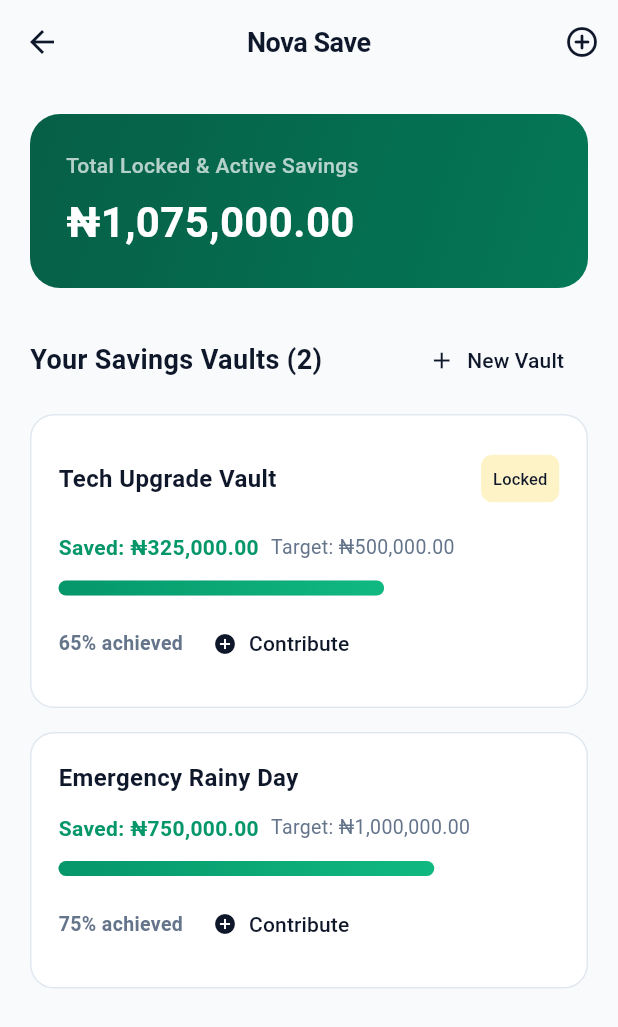
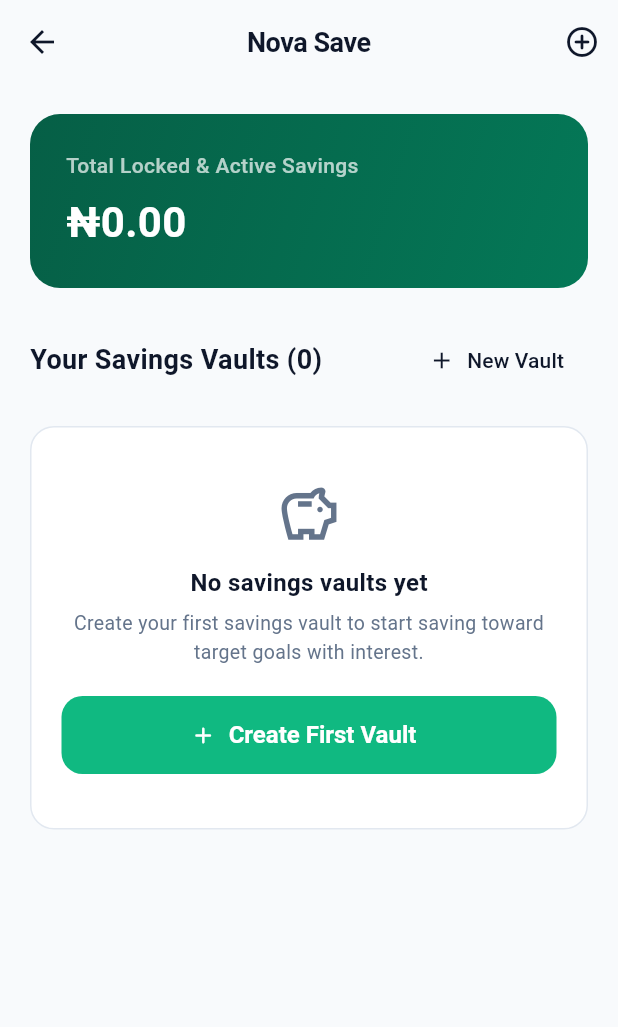
Before and after one commit to kest-cloud/novawallet, a Flutter app: the screen it shows after launch, after a tap on the "visibility" icon, after a tap on "Nova Save", on a phone screen of 412 x 824 dp. Shown: the top 1027 px of the screen. Run offline on Flutter 3.47's test engine with Material 3 defaults, Android fonts, the phone set to English and light mode, and no system bars; our stand-ins replace connectivity_plus, equatable, flutter_secure_storage, get_it, sqflite, synchronized; accounts and stored records are empty.

Commit message:
feat: persist savings goals in SQLite with initial empty state card

```diff
--- a/lib/core/di/injection_container.dart
+++ b/lib/core/di/injection_container.dart
@@ -83,6 +83,7 @@ Future<void> initDependencies({
       networkInfo: sl(),
       syncEngine: sl(),
       walletRepository: sl(),
+      dbHelper: sl(),
     ),
   );
 
--- a/lib/core/sync/data/datasources/sync_database_helper.dart
+++ b/lib/core/sync/data/datasources/sync_database_helper.dart
@@ -1,6 +1,7 @@
 import 'package:path/path.dart' as p;
 import 'package:sqflite/sqflite.dart';
 import 'package:nova_wallet_mobile/core/money/money.dart';
+import 'package:nova_wallet_mobile/features/nova_save/data/models/savings_goal_model.dart';
 import 'package:nova_wallet_mobile/features/wallet_home/data/models/transaction_model.dart';
 import 'package:nova_wallet_mobile/features/wallet_home/data/models/wallet_balance_model.dart';
 
@@ -8,6 +9,7 @@ class SyncDatabaseHelper {
   static const String tableName = 'queued_actions';
   static const String transactionsTable = 'transactions';
   static const String walletBalanceTable = 'wallet_balance';
+  static const String savingsGoalsTable = 'savings_goals';
   static const String dbFileName = 'novawallet_sync_queue.db';
   static const int dbVersion = 1;
 
@@ -76,7 +78,19 @@ class SyncDatabaseHelper {
       )
     ''');
 
-    // Seed initial starting balance on fresh install (₦1,250,500.50) with 0 transactions
+    // 4. Persistent Savings Goals Table (starts empty initially)
+    await db.execute('''
+      CREATE TABLE $savingsGoalsTable (
+        id TEXT PRIMARY KEY,
+        title TEXT NOT NULL,
+        target_amount_kobo INTEGER NOT NULL,
+        current_amount_kobo INTEGER NOT NULL,
+        target_date TEXT NOT NULL,
+        is_locked INTEGER NOT NULL
+      )
+    ''');
+
+    // Seed initial starting balance on fresh install (₦1,250,500.50) with 0 transactions & 0 goals
     await db.execute('''
       INSERT OR IGNORE INTO $walletBalanceTable (
         account_id,
@@ -173,6 +187,70 @@ class SyncDatabaseHelper {
     );
   }
 
+  // -------------------------------------------------------------
+  // Savings Goals Operations
+  // -------------------------------------------------------------
+  Future<List<SavingsGoalModel>> getSavingsGoals() async {
+    final db = await database;
+    final results = await db.query(savingsGoalsTable);
+    return results
+        .map(
+          (row) => SavingsGoalModel(
+            id: row['id'] as String,
+            title: row['title'] as String,
+            targetAmount: Money.fromKobo(row['target_amount_kobo'] as int),
+            currentAmount: Money.fromKobo(row['current_amount_kobo'] as int),
+            targetDate: DateTime.parse(row['target_date'] as String),
+            isLocked: (row['is_locked'] as int) == 1,
+          ),
+        )
+        .toList();
+  }
+
+  Future<void> insertOrUpdateSavingsGoal(SavingsGoalModel goal) async {
+    final db = await database;
+    await db.insert(savingsGoalsTable, {
+      'id': goal.id,
+      'title': goal.title,
+      'target_amount_kobo': goal.targetAmount.kobo,
+      'current_amount_kobo': goal.currentAmount.kobo,
+      'target_date': goal.targetDate.toIso8601String(),
+      'is_locked': goal.isLocked ? 1 : 0,
+    }, conflictAlgorithm: ConflictAlgorithm.replace);
+  }
+
+  Future<SavingsGoalModel?> contributeToSavingsGoal(
+    String goalId,
+    int amountKobo,
+  ) async {
+    final db = await database;
+    await db.rawUpdate(
+      '''
+      UPDATE $savingsGoalsTable
+      SET current_amount_kobo = current_amount_kobo + ?
+      WHERE id = ?
+    ''',
+      [amountKobo, goalId],
+    );
+
+    final results = await db.query(
+      savingsGoalsTable,
+      where: 'id = ?',
+      whereArgs: [goalId],
+      limit: 1,
+    );
+    if (results.isEmpty) return null;
+    final row = results.first;
+    return SavingsGoalModel(
+      id: row['id'] as String,
+      title: row['title'] as String,
+      targetAmount: Money.fromKobo(row['target_amount_kobo'] as int),
+      currentAmount: Money.fromKobo(row['current_amount_kobo'] as int),
+      targetDate: DateTime.parse(row['target_date'] as String),
+      isLocked: (row['is_locked'] as int) == 1,
+    );
+  }
+
   Future<void> close() async {
     final db = _db;
     if (db != null && db.isOpen) {
--- a/lib/features/nova_save/presentation/screens/nova_save_screen.dart
+++ b/lib/features/nova_save/presentation/screens/nova_save_screen.dart
@@ -364,7 +364,61 @@ class _NovaSaveScreenState extends State<NovaSaveScreen> {
                 const SizedBox(height: 12),
 
                 // Vaults List
-                ...provider.goals.map((goal) => _buildGoalCard(context, goal)),
+                if (provider.goals.isEmpty)
+                  Container(
+                    width: double.infinity,
+                    margin: const EdgeInsets.only(top: 8),
+                    padding: const EdgeInsets.symmetric(
+                      vertical: 36,
+                      horizontal: 20,
+                    ),
+                    decoration: BoxDecoration(
+                      color: Colors.white,
+                      borderRadius: BorderRadius.circular(16),
+                      border: Border.all(color: AppColors.borderLight),
+                    ),
+                    child: Center(
+                      child: Column(
+                        children: [
+                          const Icon(
+                            Icons.savings_outlined,
+                            size: 44,
+                            color: AppColors.textSecondaryLight,
+                          ),
+                          const SizedBox(height: 12),
+                          const Text(
+                            'No savings vaults yet',
+                            style: TextStyle(
+                              fontSize: 16,
+                              fontWeight: FontWeight.bold,
+                              color: AppColors.textPrimaryLight,
+                            ),
+                          ),
+                          const SizedBox(height: 6),
+                          const Text(
+                            'Create your first savings vault to start saving toward target goals with interest.',
+                            textAlign: TextAlign.center,
+                            style: TextStyle(
+                              fontSize: 13,
+                              color: AppColors.textSecondaryLight,
+                            ),
+                          ),
+                          const SizedBox(height: 20),
+                          Semantics(
+                            label: 'Create your first savings vault',
+                            button: true,
+                            child: ElevatedButton.icon(
+                              icon: const Icon(Icons.add_rounded, size: 18),
+                              label: const Text('Create First Vault'),
+                              onPressed: () => _showCreateGoalDialog(context),
+                            ),
+                          ),
+                        ],
+                      ),
+                    ),
+                  )
+                else
+                  ...provider.goals.map((goal) => _buildGoalCard(context, goal)),
               ],
             ),
           );
```
Also changed, not shown: lib/features/nova_save/data/datasources/savings_remote_datasource.dart (+26 -26 lines), lib/features/nova_save/data/repositories/savings_repository_impl.dart (+22 -0 lines), 1 other file.
